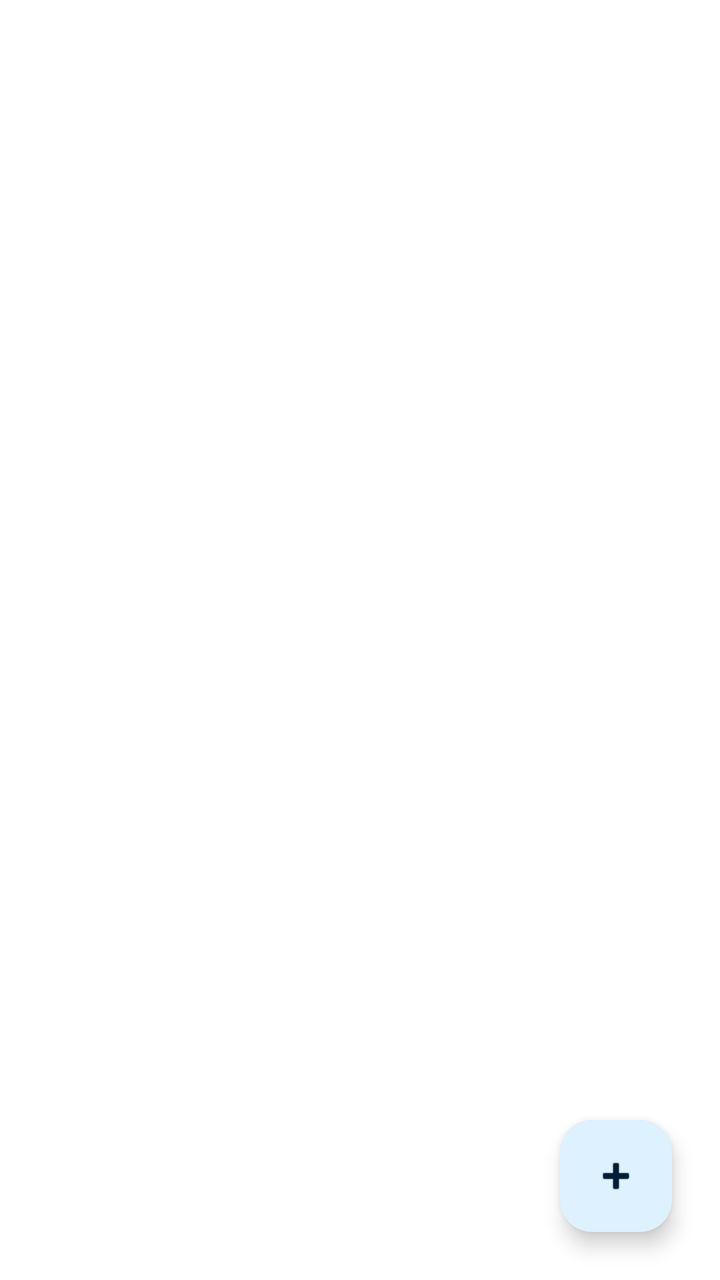
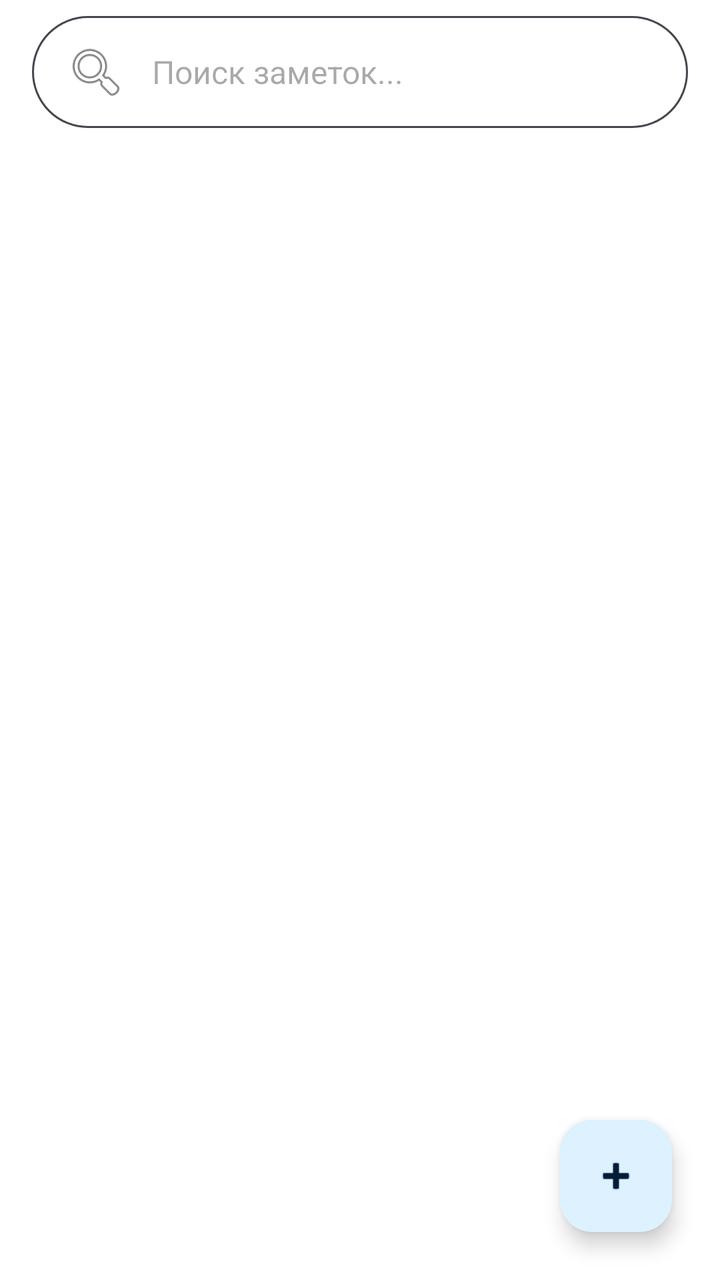

The first picture is an Android layout as it rendered before a commit; the second is the same layout after the commit. The layout source and the unified diff follow.
<!-- AndroidManifest.xml: application theme Theme.NotesList -->
<!-- res/layout/fragment_notes_list.xml -->
<?xml version="1.0" encoding="utf-8"?>
<androidx.coordinatorlayout.widget.CoordinatorLayout
    xmlns:android="http://schemas.android.com/apk/res/android"
    xmlns:app="http://schemas.android.com/apk/res-auto"
    android:layout_width="match_parent"
    android:layout_height="match_parent">

    <androidx.recyclerview.widget.RecyclerView
        android:id="@+id/recyclerView"
        android:layout_width="match_parent"
        android:layout_height="match_parent"
        android:clipToPadding="false"
        android:clipChildren="false"
        android:padding="16dp" />

    <com.google.android.material.floatingactionbutton.FloatingActionButton
        android:id="@+id/btnAddNote"
        android:layout_width="wrap_content"
        android:layout_height="wrap_content"
        android:layout_gravity="bottom|end"
        android:layout_margin="24dp"
        android:contentDescription="@string/add_note"
        app:srcCompat="@android:drawable/ic_input_add" />

</androidx.coordinatorlayout.widget.CoordinatorLayout>
<!-- resources referenced by this layout -->
<resources>
  <string name="add_note">Создать</string>
  <style name="Theme.NotesList" parent="Base.Theme.NotesList" />
  <style name="Base.Theme.NotesList" parent="Theme.Material3.DayNight.NoActionBar">
  
          <item name="colorPrimary">@color/theme_primary</item>
          <item name="colorOnPrimary">@color/theme_on_primary</item>
          <item name="colorPrimaryContainer">@color/theme_primary_container</item>
          <item name="colorOnPrimaryContainer">@color/theme_on_primary_container</item>
  
          <item name="colorSecondary">@color/theme_secondary</item>
          <item name="colorOnSecondary">@color/theme_on_secondary</item>
          <item name="colorSecondaryContainer">@color/theme_secondary_container</item>
          <item name="colorOnSecondaryContainer">@color/theme_on_secondary_container</item>
  
          <item name="android:colorBackground">@color/theme_background</item>
          <item name="colorOnBackground">@color/theme_on_background</item>
          <item name="colorSurface">@color/theme_surface</item>
          <item name="colorOnSurface">@color/theme_on_surface</item>
  
          <item name="colorSurfaceVariant">@color/theme_surface_variant</item>
          <item name="colorOnSurfaceVariant">@color/theme_on_surface_variant</item>
  
          <item name="colorOutline">@color/theme_outline</item>
  
          <item name="colorError">@color/theme_error</item>
          <item name="colorOnError">@color/theme_on_error</item>
      </style>
  <color name="theme_primary">@color/note_unread_header</color>
  <color name="theme_on_primary">#00325A</color>
  <color name="theme_primary_container">#DDF1FF</color>
  <color name="theme_on_primary_container">#001D36</color>
  <color name="theme_secondary">#4A90E2</color>
  <color name="theme_on_secondary">@color/white</color>
  <color name="theme_secondary_container">#D1E4FF</color>
  <color name="theme_on_secondary_container">#001D36</color>
  <color name="theme_background">@color/note_unread_background</color>
  <color name="theme_on_background">@color/note_unread_title</color>
  <color name="theme_surface">@color/note_unread_background</color>
  <color name="theme_on_surface">@color/note_unread_title</color>
  <color name="theme_surface_variant">@color/note_read_all_bg</color>
  <color name="theme_on_surface_variant">@color/note_unread_text</color>
  <color name="theme_outline">@color/date_header_stroke</color>
  <color name="theme_error">#BA1A1A</color>
  <color name="theme_on_error">@color/white</color>
  <color name="note_unread_header">#74B9FF</color>
  <color name="white">#FFFFFFFF</color>
  <color name="note_unread_background">#FFFFFF</color>
  <color name="note_unread_title">#1A1C1E</color>
  <color name="note_read_all_bg">#EBEDF0</color>
  <color name="note_unread_text">#44474E</color>
  <color name="date_header_stroke">#E0E0E0</color>
</resources>

<!-- the commit's change to res/layout/fragment_notes_list.xml (unified diff, before → after) -->
@@ -11,7 +11,11 @@
         android:layout_height="match_parent"
         android:clipToPadding="false"
         android:clipChildren="false"
-        android:padding="16dp" />
+        android:paddingHorizontal="16dp"
+        android:paddingTop="0dp"
+        android:paddingBottom="16dp" />
+
+    <include layout="@layout/view_search_bar" />
 
     <com.google.android.material.floatingactionbutton.FloatingActionButton
         android:id="@+id/btnAddNote"
@@ -23,3 +27,51 @@
         app:srcCompat="@android:drawable/ic_input_add" />
 
 </androidx.coordinatorlayout.widget.CoordinatorLayout>
+<!-- res/layout/view_search_bar.xml (included above) -->
+<?xml version="1.0" encoding="utf-8"?>
+<FrameLayout xmlns:android="http://schemas.android.com/apk/res/android"
+    android:id="@+id/searchPanel"
+    android:layout_width="match_parent"
+    android:layout_height="wrap_content">
+
+    <View
+        android:id="@+id/searchPanelBackground"
+        android:layout_width="match_parent"
+        android:layout_height="0dp"
+        android:background="@drawable/bg_search_gradient" />
+
+    <FrameLayout
+        android:id="@+id/searchBarContainer"
+        android:layout_width="match_parent"
+        android:layout_height="@dimen/search_bar_height"
+        android:layout_marginHorizontal="16dp"
+        android:layout_marginTop="@dimen/search_bar_top_margin"
+        android:layout_marginBottom="@dimen/search_bar_bottom_margin">
+
+        <EditText
+            android:id="@+id/searchEditText"
+            android:layout_width="match_parent"
+            android:layout_height="match_parent"
+            android:background="@drawable/bg_search_bar"
+            android:drawableStart="@android:drawable/ic_menu_search"
+            android:drawablePadding="12dp"
+            android:hint="@string/search_notes_hint"
+            android:importantForAutofill="no"
+            android:inputType="text"
+            android:paddingStart="16dp"
+            android:paddingEnd="48dp"
+            android:textSize="16sp" />
+
+        <ImageView
+            android:id="@+id/btnClearSearch"
+            android:layout_width="48dp"
+            android:layout_height="match_parent"
+            android:layout_gravity="end"
+            android:background="?attr/selectableItemBackgroundBorderless"
+            android:padding="16dp"
+            android:src="@android:drawable/ic_menu_close_clear_cancel"
+            android:visibility="gone" />
+
+    </FrameLayout>
+
+</FrameLayout>
<!-- resource entries referenced after the edit -->
@@ -1,6 +1,28 @@
 <!-- resources referenced by this layout -->
 <resources>
+  <dimen name="search_bar_bottom_margin">8dp</dimen>
+  <dimen name="search_bar_height">56dp</dimen>
+  <dimen name="search_bar_top_margin">8dp</dimen>
+  <!-- drawable bg_search_bar (drawable) -->
+  <?xml version="1.0" encoding="utf-8"?>
+  <shape xmlns:android="http://schemas.android.com/apk/res/android">
+      <solid android:color="?attr/colorSurface" />
+      <corners android:radius="28dp" />
+      <stroke
+          android:width="1dp"
+          android:color="?attr/colorOnSurfaceVariant" />
+  </shape>
+  <!-- drawable bg_search_gradient (drawable) -->
+  <?xml version="1.0" encoding="utf-8"?>
+  <shape xmlns:android="http://schemas.android.com/apk/res/android">
+      <gradient
+          android:angle="270"
+          android:startColor="?android:attr/colorBackground"
+          android:endColor="@android:color/transparent"
+          android:type="linear" />
+  </shape>
   <string name="add_note">Создать</string>
+  <string name="search_notes_hint">Поиск заметок...</string>
   <style name="Theme.NotesList" parent="Base.Theme.NotesList" />
   <style name="Base.Theme.NotesList" parent="Theme.Material3.DayNight.NoActionBar">
   
